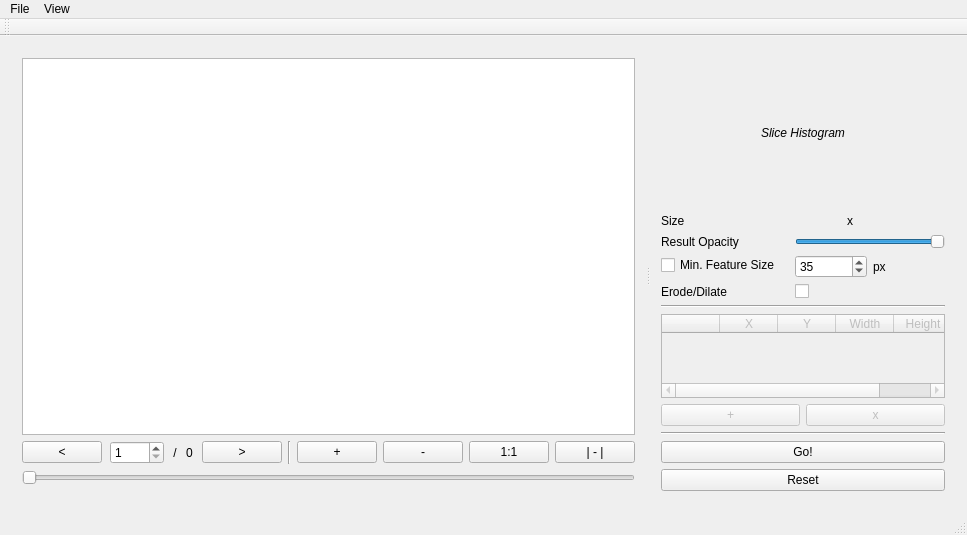
prsousa/TomSeg, file mainwindow.ui: the form before one commit.
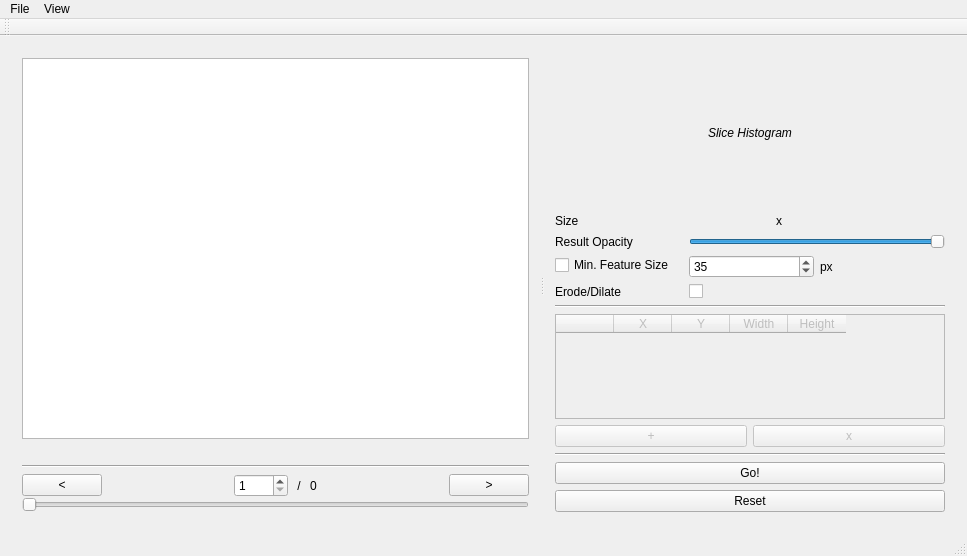
The form after the commit. Icons and pictures are not drawn.

Commit message: GUI: add icons to zoom buttons

```diff
--- a/mainwindow.ui
+++ b/mainwindow.ui
@@ -7,7 +7,7 @@
     <x>0</x>
     <y>0</y>
     <width>967</width>
-    <height>535</height>
+    <height>556</height>
    </rect>
   </property>
   <property name="sizePolicy">
@@ -28,11 +28,139 @@
       </property>
       <widget class="QWidget" name="verticalLayoutWidget">
        <layout class="QVBoxLayout" name="viewPanel">
+        <property name="spacing">
+         <number>0</number>
+        </property>
         <item>
          <widget class="QGraphicsView" name="sliceView"/>
         </item>
+        <item>
+         <layout class="QHBoxLayout" name="zoomHorizontalLayout">
+          <property name="topMargin">
+           <number>0</number>
+          </property>
+          <property name="bottomMargin">
+           <number>6</number>
+          </property>
+          <item>
+           <spacer name="horizontalSpacer_3">
+            <property name="orientation">
+             <enum>Qt::Horizontal</enum>
+            </property>
+            <property name="sizeHint" stdset="0">
+             <size>
+              <width>40</width>
+              <height>20</height>
+             </size>
+            </property>
+           </spacer>
+          </item>
+          <item>
+           <widget class="QPushButton" name="moreZoomButton">
+            <property name="minimumSize">
+             <size>
+              <width>20</width>
+              <height>20</height>
+             </size>
+            </property>
+            <property name="maximumSize">
+             <size>
+              <width>20</width>
+              <height>20</height>
+             </size>
+            </property>
+            <property name="styleSheet">
+             <string notr="true">border-image: url(:/icons/appbar.magnify.add.svg) 0 0 0 0 stretch;
+border:-5px;</string>
+            </property>
+            <property name="text">
+             <string/>
+            </property>
+           </widget>
+          </item>
+          <item>
+           <widget class="QPushButton" name="lessZoomButton">
+            <property name="minimumSize">
+             <size>
+              <width>20</width>
+              <height>20</height>
+             </size>
+            </property>
+            <property name="maximumSize">
+             <size>
+              <width>20</width>
+              <height>20</height>
+             </size>
+            </property>
+            <property name="styleSheet">
+             <string notr="true">border-image: url(:/icons/appbar.magnify.minus.svg) 0 0 0 0 stretch;
+border:-5px;</string>
+            </property>
+            <property name="text">
+             <string/>
+            </property>
+           </widget>
+          </item>
+          <item>
+           <widget class="QPushButton" name="noZoomButton">
+            <property name="minimumSize">
+             <size>
+              <width>20</width>
+              <height>20</height>
+             </size>
+            </property>
+            <property name="maximumSize">
+             <size>
+              <width>20</width>
+              <height>20</height>
+             </size>
+            </property>
+            <property name="styleSheet">
+             <string notr="true">border-image: url(:/icons/appbar.magnify.svg) 0 0 0 0 stretch;
+border:-5px;</string>
+            </property>
+            <property name="text">
+             <string/>
+            </property>
+           </widget>
+          </item>
+          <item>
+           <widget class="QPushButton" name="fitZoomButton">
+            <property name="minimumSize">
+             <size>
+              <width>20</width>
+              <height>20</height>
+             </size>
+            </property>
+            <property name="maximumSize">
+             <size>
+              <width>20</width>
+              <height>20</height>
+             </size>
+            </property>
+            <property name="styleSheet">
+             <string notr="true">border-image: url(:/icons/appbar.fullscreen.box.svg) 0 0 0 0 stretch;
+border:-3px;</string>
+            </property>
+            <property name="text">
+             <string/>
+            </property>
+           </widget>
+          </item>
+         </layout>
+        </item>
+        <item>
+         <widget class="Line" name="line_2">
+          <property name="orientation">
+           <enum>Qt::Horizontal</enum>
+          </property>
+         </widget>
+        </item>
         <item>
          <layout class="QHBoxLayout" name="sliceControlPanel">
+          <property name="topMargin">
+           <number>6</number>
+          </property>
           <item>
            <widget class="QPushButton" name="previousSliceButton">
             <property name="text">
@@ -106,41 +234,6 @@
             </property>
            </widget>
           </item>
-          <item>
-           <widget class="Line" name="line_2">
-            <property name="orientation">
-             <enum>Qt::Vertical</enum>
-            </property>
-           </widget>
-          </item>
-          <item>
-           <widget class="QPushButton" name="moreZoomButton">
-            <property name="text">
-             <string>+</string>
-            </property>
-           </widget>
-          </item>
-          <item>
-           <widget class="QPushButton" name="lessZoomButton">
-            <property name="text">
-             <string>-</string>
-            </property>
-           </widget>
-          </item>
-          <item>
-           <widget class="QPushButton" name="noZoomButton">
-            <property name="text">
-             <string>1:1</string>
-            </property>
-           </widget>
-          </item>
-          <item>
-           <widget class="QPushButton" name="fitZoomButton">
-            <property name="text">
-             <string>| - |</string>
-            </property>
-           </widget>
-          </item>
          </layout>
         </item>
         <item>
@@ -261,12 +354,6 @@
           </item>
           <item row="1" column="1">
            <widget class="QSlider" name="resultOpacitySlider">
-            <property name="minimumSize">
-             <size>
-              <width>150</width>
-              <height>0</height>
-             </size>
-            </property>
             <property name="maximum">
              <number>100</number>
             </property>
```
Left out of the diff: 7 changed lines with no effect on the pictures. The commit also changes 6 other files.
